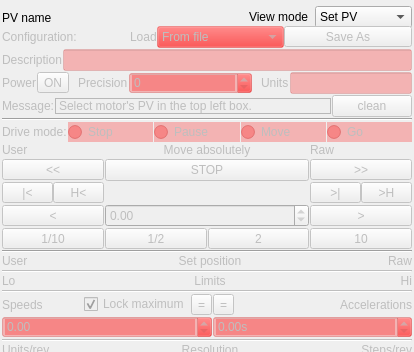
Qt form qcamotorgui/qcamotorgui-setup.ui (AustralianSynchrotron/motorcontrol) before a commit; both pictures show x 0 to 414 and y 0 to 352 of the 414 by 1003 pixel window.
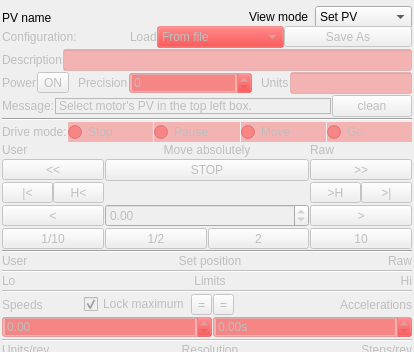
The same form after that commit. Custom widgets are drawn as their Qt base class.

The edit to the form file:
```diff
--- a/qcamotorgui/qcamotorgui-setup.ui
+++ b/qcamotorgui/qcamotorgui-setup.ui
@@ -6,8 +6,8 @@
    <rect>
     <x>0</x>
     <y>0</y>
-    <width>445</width>
-    <height>1050</height>
+    <width>653</width>
+    <height>1260</height>
    </rect>
   </property>
   <property name="sizePolicy">
@@ -963,25 +963,6 @@
         <property name="spacing">
          <number>0</number>
         </property>
-        <item>
-         <widget class="QToolButton" name="goLimitP">
-          <property name="enabled">
-           <bool>false</bool>
-          </property>
-          <property name="sizePolicy">
-           <sizepolicy hsizetype="Preferred" vsizetype="Fixed">
-            <horstretch>0</horstretch>
-            <verstretch>0</verstretch>
-           </sizepolicy>
-          </property>
-          <property name="toolTip">
-           <string>Go to positive limit (hard or soft - whatever is activated first)</string>
-          </property>
-          <property name="text">
-           <string>&gt;|</string>
-          </property>
-         </widget>
-        </item>
         <item>
          <widget class="QToolButton" name="goHomeP">
           <property name="sizePolicy">
@@ -998,6 +979,25 @@
           </property>
          </widget>
         </item>
+        <item>
+         <widget class="QToolButton" name="goLimitP">
+          <property name="enabled">
+           <bool>false</bool>
+          </property>
+          <property name="sizePolicy">
+           <sizepolicy hsizetype="Preferred" vsizetype="Fixed">
+            <horstretch>0</horstretch>
+            <verstretch>0</verstretch>
+           </sizepolicy>
+          </property>
+          <property name="toolTip">
+           <string>Go to positive limit (hard or soft - whatever is activated first)</string>
+          </property>
+          <property name="text">
+           <string>&gt;|</string>
+          </property>
+         </widget>
+        </item>
        </layout>
       </item>
       <item row="4" column="0">
```
Left out of the diff: 20 changed lines with no effect on the pictures.
